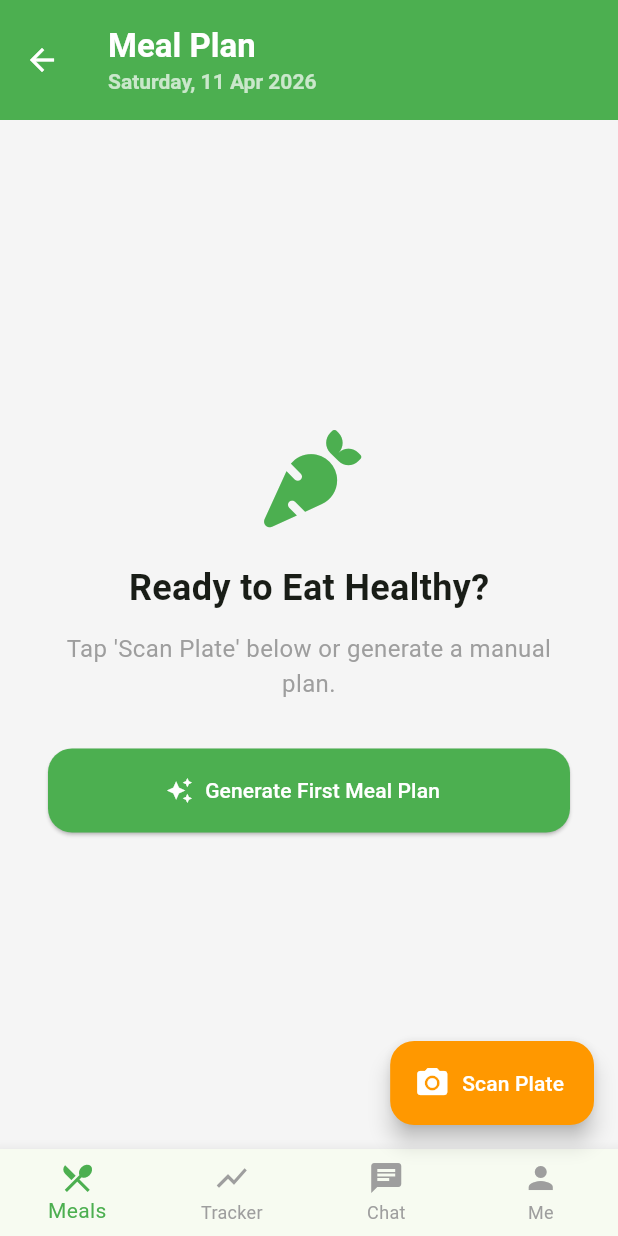
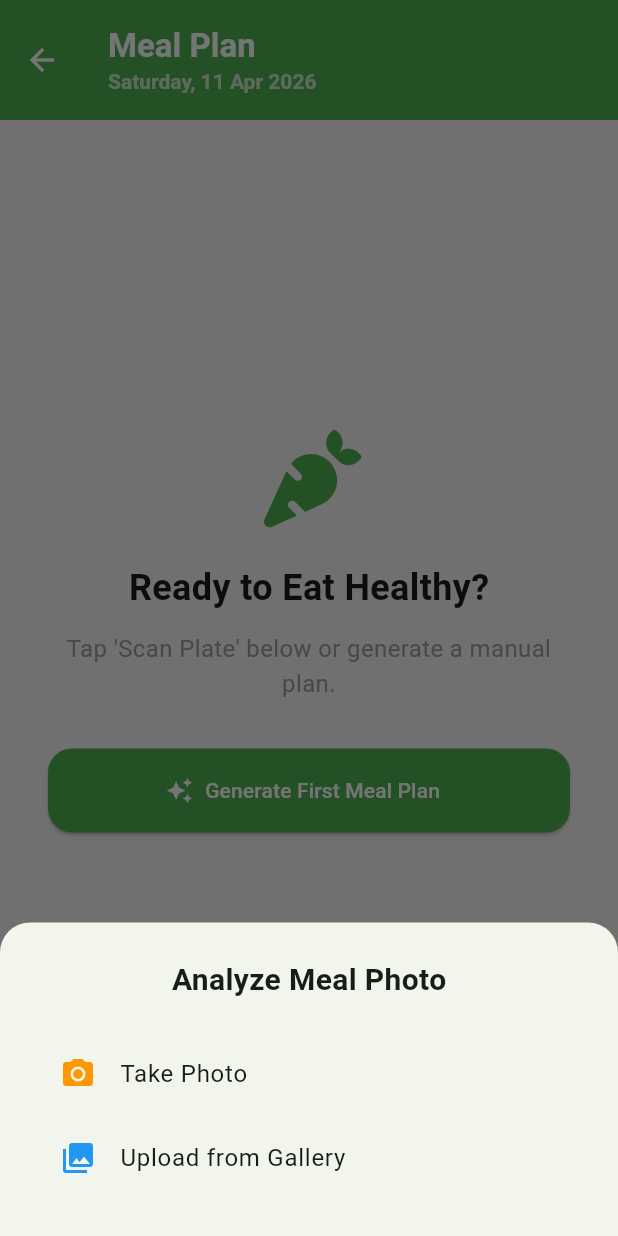
Before and after one commit to Nitezio/Smart_Diet_Assistant_for_SWE3001-1, a Flutter app: the HomeScreen screen opened by its route, after a tap on "Scan Plate", on a phone screen of 412 x 824 dp. Run offline on Flutter 3.47's test engine with Material 3 defaults, Android fonts, the phone set to English and light mode, and no system bars; our stand-ins replace connectivity_plus, flutter_dotenv, font_awesome_flutter, google_generative_ai, image_picker, shared_preferences and 1 more; accounts and stored records are empty.

Commit message:
feat: add image source picker (Camera vs Gallery) for AI Vision scanner

```diff
--- a/lib/providers/app_state.dart
+++ b/lib/providers/app_state.dart
@@ -234,9 +234,9 @@ class AppState with ChangeNotifier {
     notifyListeners();
   }
 
-  // 🟢 NEW: PLATE SCANNER LOGIC
-  Future<void> scanPlate(BuildContext context) async {
-    final XFile? image = await _picker.pickImage(source: ImageSource.camera);
+  // 🟢 UPDATED: PLATE SCANNER LOGIC with source parameter
+  Future<void> scanPlate(BuildContext context, ImageSource source) async {
+    final XFile? image = await _picker.pickImage(source: source);
     if (image == null) return;
 
     _isLoading = true;
@@ -248,10 +248,7 @@ class AppState with ChangeNotifier {
     if (result != null) {
       final dishName = result['dishName'] ?? 'Unknown Dish';
       final calories = result['calories'] ?? 400;
-
-      // Auto-log as a "Scanned Meal"
       logMeal("Scanned Meal", dishName, calories);
-
       if (context.mounted) {
         ScaffoldMessenger.of(context).showSnackBar(
           SnackBar(content: Text("AI identified: $dishName (~$calories kcal)")),
--- a/lib/screens/home_screen.dart
+++ b/lib/screens/home_screen.dart
@@ -2,6 +2,7 @@ import 'package:flutter/material.dart';
 import 'package:provider/provider.dart';
 import 'package:font_awesome_flutter/font_awesome_flutter.dart';
 import 'package:intl/intl.dart';
+import 'package:image_picker/image_picker.dart';
 import '../providers/app_state.dart';
 import '../models/meal_plan.dart';
 
@@ -26,6 +27,40 @@ class _HomeScreenState extends State<HomeScreen> {
     setState(() {
       _selectedIndex = index;
     });
+  }
+
+  // 🟢 NEW: Source picker for Vision
+  void _showSourcePicker(BuildContext context, AppState state) {
+    showModalBottomSheet(
+      context: context,
+      shape: const RoundedRectangleBorder(borderRadius: BorderRadius.vertical(top: Radius.circular(20))),
+      builder: (context) => Container(
+        padding: const EdgeInsets.all(24),
+        child: Column(
+          mainAxisSize: MainAxisSize.min,
+          children: [
+            const Text("Analyze Meal Photo", style: TextStyle(fontSize: 20, fontWeight: FontWeight.bold)),
+            const SizedBox(height: 20),
+            ListTile(
+              leading: const Icon(Icons.camera_alt, color: Colors.orange),
+              title: const Text("Take Photo"),
+              onTap: () {
+                Navigator.pop(context);
+                state.scanPlate(context, ImageSource.camera);
+              },
+            ),
+            ListTile(
+              leading: const Icon(Icons.photo_library, color: Colors.blue),
+              title: const Text("Upload from Gallery"),
+              onTap: () {
+                Navigator.pop(context);
+                state.scanPlate(context, ImageSource.gallery);
+              },
+            ),
+          ],
+        ),
+      ),
+    );
   }
 
   @override
@@ -53,10 +88,10 @@ class _HomeScreenState extends State<HomeScreen> {
         type: BottomNavigationBarType.fixed,
         onTap: _onItemTapped,
       ),
-      // 🟢 FAB for AI VISION (Only on Tracker and Meals tab)
+      // 🟢 FAB triggers the source picker now
       floatingActionButton: (_selectedIndex == 0 || _selectedIndex == 1)
           ? FloatingActionButton.extended(
-              onPressed: () => state.scanPlate(context),
+              onPressed: () => _showSourcePicker(context, state),
               backgroundColor: Colors.orange,
               foregroundColor: Colors.white,
               icon: const Icon(Icons.camera_alt),
```
Also changed, not shown: 1 other file.
